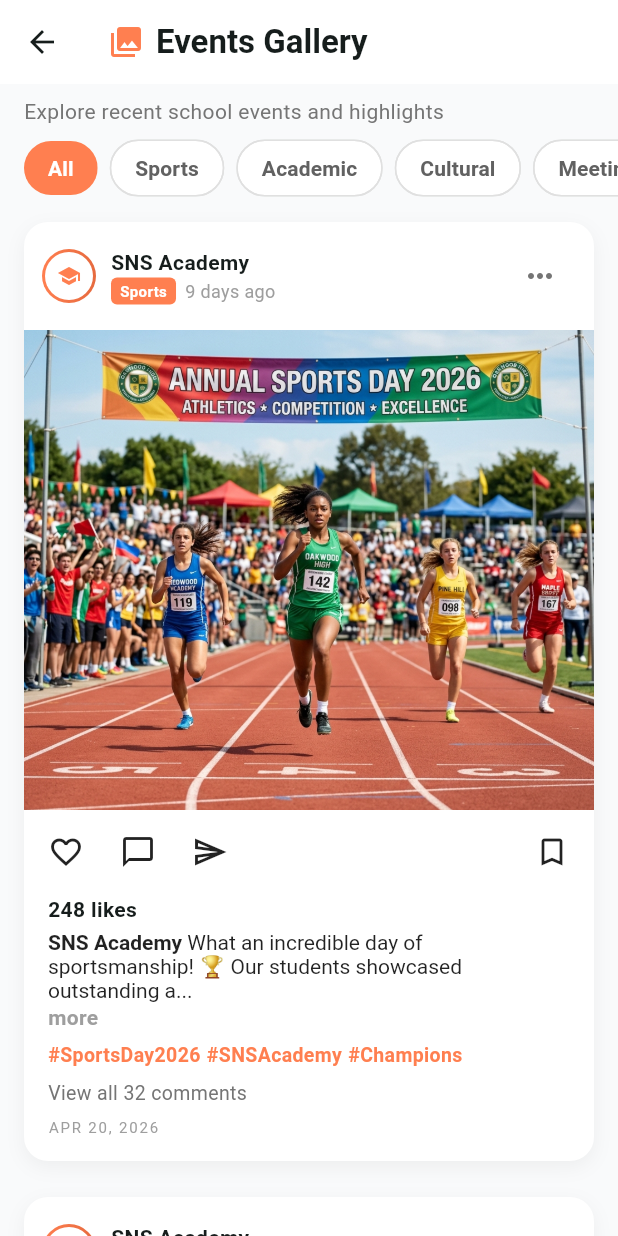
After one commit to Dharshaneshwaran/SNS_schools, a Flutter app: the EventsGalleryTab screen opened directly, on a phone screen of 412 x 824 dp. The commit adds this screen. Run offline on Flutter 3.47's test engine with Material 3 defaults, Android fonts, the phone set to English and light mode, and no system bars; our stand-ins replace flutter_secure_storage; accounts and stored records are empty.

Commit message:
feat: implement parent dashboard and events gallery in flutter app

```diff
--- a/mobile_flutter/lib/app.dart
+++ b/mobile_flutter/lib/app.dart
@@ -6,6 +6,7 @@ import 'features/auth/data/auth_api_service.dart';
 import 'features/auth/data/auth_storage_service.dart';
 import 'features/auth/presentation/login_screen.dart';
 import 'features/dashboard/presentation/dashboard_screen.dart';
+import 'features/parent_dashboard/presentation/parent_dashboard_screen.dart';
 
 class SnsErpApp extends StatefulWidget {
   const SnsErpApp({super.key});
@@ -86,9 +87,9 @@ class _SnsErpAppState extends State<SnsErpApp> {
         password: password,
       );
 
-      if (nextSession.user.role != AppRoles.teacher) {
+      if (nextSession.user.role != AppRoles.teacher && nextSession.user.role != AppRoles.parent) {
         throw Exception(
-          'This account belongs to the web dashboard. Please use a teacher login for the mobile app.',
+          'This account belongs to the web dashboard. Please use a teacher or parent login for the mobile app.',
         );
       }
 
@@ -113,7 +114,7 @@ class _SnsErpAppState extends State<SnsErpApp> {
     setState(() {
       _session = null;
       _message =
-          'Use the teacher account to access the mobile dashboard foundation.';
+          'Use the teacher or parent account to access the mobile app.';
     });
   }
 
@@ -138,12 +139,15 @@ class _SnsErpAppState extends State<SnsErpApp> {
                   message: _message,
                   onSubmit: _handleLogin,
                 )
-              : DashboardScreen(
-                  session: _session!,
-                  onLogout: () {
-                    _logout();
-                  },
-                ),
+              : _session!.user.role == AppRoles.parent
+                  ? ParentDashboardScreen(
+                      session: _session!,
+                      onLogout: _logout,
+                    )
+                  : DashboardScreen(
+                      session: _session!,
+                      onLogout: _logout,
+                    ),
     );
   }
 }
--- a/mobile_flutter/lib/core/constants/app_roles.dart
+++ b/mobile_flutter/lib/core/constants/app_roles.dart
@@ -3,4 +3,5 @@ class AppRoles {
   static const admin = 'admin';
   static const leader = 'leader';
   static const teacher = 'teacher';
+  static const parent = 'parent';
 }
--- /dev/null
+++ b/mobile_flutter/lib/features/parent_dashboard/presentation/parent_dashboard_screen.dart
@@ -0,0 +1,95 @@
+import 'package:flutter/material.dart';
+
+import '../../../core/models/auth_session.dart';
+import 'tabs/events_gallery_tab.dart';
+
+class ParentDashboardScreen extends StatefulWidget {
+  const ParentDashboardScreen({
+    required this.session,
+    required this.onLogout,
+    super.key,
+  });
+
+  final AuthSession session;
+  final VoidCallback onLogout;
+
+  @override
+  State<ParentDashboardScreen> createState() => _ParentDashboardScreenState();
+}
+
+class _ParentDashboardScreenState extends State<ParentDashboardScreen> {
+  int _currentIndex = 1; // Default to Events Gallery for now
+
+  @override
+  Widget build(BuildContext context) {
+    return Scaffold(
+      body: IndexedStack(
+        index: _currentIndex,
+        children: [
+          _HomePlaceholder(session: widget.session, onLogout: widget.onLogout),
+          const EventsGalleryTab(),
+        ],
+      ),
+      bottomNavigationBar: BottomNavigationBar(
+        currentIndex: _currentIndex,
+        onTap: (index) {
+          setState(() {
+            _currentIndex = index;
+          });
+        },
+        selectedItemColor: const Color(0xFFFF7F50),
+        unselectedItemColor: Colors.grey,
+        items: const [
+          BottomNavigationBarItem(
+            icon: Icon(Icons.home_outlined),
+            activeIcon: Icon(Icons.home),
+            label: 'Home',
+          ),
+          BottomNavigationBarItem(
+            icon: Icon(Icons.photo_library_outlined),
+            activeIcon: Icon(Icons.photo_library),
+            label: 'Events',
+          ),
+        ],
+      ),
+    );
+  }
+}
+
+class _HomePlaceholder extends StatelessWidget {
+  final AuthSession session;
+  final VoidCallback onLogout;
+
+  const _HomePlaceholder({required this.session, required this.onLogout});
+
+  @override
+  Widget build(BuildContext context) {
+    final theme = Theme.of(context);
+    return SafeArea(
+      child: Center(
+        child: Column(
+          mainAxisAlignment: MainAxisAlignment.center,
+          children: [
+            const Icon(Icons.family_restroom, size: 64, color: Color(0xFF0F766E)),
+            const SizedBox(height: 16),
+            Text(
+              'Welcome, ${session.user.name}',
+              style: theme.textTheme.headlineSmall?.copyWith(fontWeight: FontWeight.bold),
+            ),
+            const SizedBox(height: 8),
+            const Text('Parent Portal Overview Coming Soon'),
+            const SizedBox(height: 24),
+            ElevatedButton(
+              onPressed: onLogout,
+              style: ElevatedButton.styleFrom(
+                backgroundColor: const Color(0xFF0F766E),
+                foregroundColor: Colors.white,
+              ),
+              child: const Text('Logout'),
+            )
+          ],
+        ),
+      ),
+    );
+  }
+}
--- /dev/null
+++ b/mobile_flutter/lib/features/parent_dashboard/presentation/tabs/events_gallery_tab.dart
@@ -0,0 +1,478 @@
+import 'package:flutter/material.dart';
+
+class EventPost {
+  final int id;
+  final String title;
+  final String date;
+  final String timeAgo;
+  final String category;
+  final Color color;
+  final IconData icon;
+  final String image;
+  final String caption;
+  final int likes;
+  final int comments;
+  final String postedBy;
+  final String avatar;
+  final List<String> hashtags;
+
+  EventPost({
+    required this.id,
+    required this.title,
+    required this.date,
+    required this.timeAgo,
+    required this.category,
+    required this.color,
+    required this.icon,
+    required this.image,
+    required this.caption,
+    required this.likes,
+    required this.comments,
+    required this.postedBy,
+    required this.avatar,
+    required this.hashtags,
+  });
+}
+
+final List<EventPost> events = [
+  EventPost(
+    id: 1,
+    title: "Annual Sports Day 2026",
+    date: "Apr 20, 2026",
+    timeAgo: "9 days ago",
+    category: "Sports",
+    color: const Color(0xFFFF7F50),
+    icon: Icons.emoji_events,
+    image: "assets/events/sports-day.png",
+    caption:
+        "What an incredible day of sportsmanship! 🏆 Our students showcased outstanding athletic abilities across track, field, and team sports. Proud of every participant who gave their best!",
+    likes: 248,
+    comments: 32,
+    postedBy: "SNS Academy",
+    avatar: "SA",
+    hashtags: ["#SportsDay2026", "#SNSAcademy", "#Champions"],
+  ),
+  EventPost(
+    id: 2,
+    title: "Science Exhibition",
+    date: "Apr 14, 2026",
+    timeAgo: "2 weeks ago",
+    category: "Academic",
+    color: const Color(0xFF6C63FF),
+    icon: Icons.science,
+    image: "assets/events/science-exhibition.png",
+    caption:
+        "Young scientists blew everyone away at this year's Science Exhibition! 🔬 From renewable energy models to AI-powered robots — the future is bright with these innovators.",
+    likes: 189,
+    comments: 24,
+    postedBy: "SNS Academy",
+    avatar: "SA",
+    hashtags: ["#ScienceExhibition", "#Innovation", "#FutureScientists"],
+  ),
+  EventPost(
+    id: 3,
+    title: "Cultural Fest 2026",
+    date: "Apr 10, 2026",
+    timeAgo: "2 weeks ago",
+    category: "Cultural",
+    color: const Color(0xFF10B981),
+    icon: Icons.masks,
+    image: "assets/events/cultural-fest.png",
+    caption:
+        "Colors, music, and dance filled the campus during Cultural Fest 2026! 🎭 From classical performances to modern fusion — our students proved that art knows no boundaries.",
+    likes: 312,
+    comments: 45,
+    postedBy: "SNS Academy",
+    avatar: "SA",
+    hashtags: ["#CulturalFest", "#ArtAndCulture", "#SNSPride"],
+  ),
+  EventPost(
+    id: 4,
+    title: "Parent-Teacher Meet",
+    date: "Apr 5, 2026",
+    timeAgo: "3 weeks ago",
+    category: "Meeting",
+    color: const Color(0xFFF59E0B),
+    icon: Icons.handshake,
+    image: "assets/events/parent-teacher-meet.png",
+    caption:
+        "A productive Parent-Teacher Meet where we discussed academic progress, goals, and the holistic development of every student. 🤝 Together, we build a better future!",
+    likes: 134,
+    comments: 18,
+    postedBy: "SNS Academy",
+    avatar: "SA",
+    hashtags: ["#PTM", "#ParentTeacher", "#Education"],
+  ),
+  EventPost(
+    id: 5,
+    title: "Inter-School Debate",
+    date: "Mar 28, 2026",
+    timeAgo: "1 month ago",
+    category: "Academic",
+    color: const Color(0xFF8B5CF6),
+    icon: Icons.mic,
+    image: "assets/events/debate-competition.png",
+    caption:
+        "Our debate team represented SNS Academy brilliantly at the Inter-School Debate Championship! 🎙️ Articulate, confident, and well-prepared — these students are natural leaders.",
+    likes: 176,
+    comments: 21,
+    postedBy: "SNS Academy",
+    avatar: "SA",
+    hashtags: ["#DebateChampionship", "#PublicSpeaking", "#Leaders"],
+  ),
+  EventPost(
+    id: 6,
+    title: "Yoga & Wellness Day",
+    date: "Mar 21, 2026",
+    timeAgo: "1 month ago",
+    category: "Health",
+    color: const Color(0xFF10B981),
+    icon: Icons.fitness_center,
+    image: "assets/events/yoga-wellness.png",
+    caption:
+        "Mind, body, and soul — all aligned on Yoga & Wellness Day! 🧘 Students and teachers came together for a rejuvenating session of yoga, meditation, and mindfulness.",
+    likes: 203,
+    comments: 15,
+    postedBy: "SNS Academy",
+    avatar: "SA",
+    hashtags: ["#YogaDay", "#Wellness", "#MindfulSchool"],
+  ),
+];
+
+class EventsGalleryTab extends StatefulWidget {
+  const EventsGalleryTab({super.key});
+
+  @override
+  State<EventsGalleryTab> createState() => _EventsGalleryTabState();
+}
+
+class _EventsGalleryTabState extends State<EventsGalleryTab> {
+  final Set<int> _likedPosts = {};
+  final Set<int> _savedPosts = {};
+  final Map<int, int> _likeCounts = {for (var e in events) e.id: e.likes};
+  final Set<int> _expandedCaptions = {};
+
+  void _toggleLike(int id) {
+    setState(() {
+      if (_likedPosts.contains(id)) {
+        _likedPosts.remove(id);
+        _likeCounts[id] = (_likeCounts[id] ?? 0) - 1;
+      } else {
+        _likedPosts.add(id);
+        _likeCounts[id] = (_likeCounts[id] ?? 0) + 1;
+      }
+    });
+  }
+
+  void _toggleSave(int id) {
+    setState(() {
+      if (_savedPosts.contains(id)) {
+        _savedPosts.remove(id);
+      } else {
+        _savedPosts.add(id);
+      }
+    });
+  }
+
+  void _toggleCaption(int id) {
+    setState(() {
+      if (_expandedCaptions.contains(id)) {
+        _expandedCaptions.remove(id);
+      } else {
+        _expandedCaptions.add(id);
+      }
+    });
+  }
+
+  @override
+  Widget build(BuildContext context) {
+    final theme = Theme.of(context);
+    return Scaffold(
+      backgroundColor: const Color(0xFFF9FAFB),
+      appBar: AppBar(
+        title: Row(
+          children: [
+            const Icon(Icons.photo_library, color: Color(0xFFFF7F50)),
+            const SizedBox(width: 8),
+            Text(
+              'Events Gallery',
+              style: theme.textTheme.titleLarge?.copyWith(
+                fontWeight: FontWeight.w700,
+              ),
+            ),
+          ],
+        ),
+        backgroundColor: Colors.white,
+        elevation: 0,
+        surfaceTintColor: Colors.transparent,
+      ),
+      body: CustomScrollView(
+        slivers: [
+          SliverToBoxAdapter(
+            child: Padding(
+              padding: const EdgeInsets.symmetric(horizontal: 16, vertical: 8),
+              child: Text(
+                'Explore recent school events and highlights',
+                style: theme.textTheme.bodyMedium?.copyWith(
+                  color: Colors.grey[600],
+                ),
+              ),
+            ),
+          ),
+          SliverToBoxAdapter(
+            child: SizedBox(
+              height: 40,
+              child: ListView(
+                scrollDirection: Axis.horizontal,
+                padding: const EdgeInsets.symmetric(horizontal: 16),
+                children: ["All", "Sports", "Academic", "Cultural", "Meeting", "Health"]
+                    .map((cat) => Padding(
+                          padding: const EdgeInsets.only(right: 8),
+                          child: ActionChip(
+                            label: Text(
+                              cat,
+                              style: TextStyle(
+                                color: cat == "All" ? Colors.white : Colors.grey[700],
+                                fontWeight: FontWeight.w600,
+                              ),
+                            ),
+                            backgroundColor: cat == "All" ? const Color(0xFFFF7F50) : Colors.white,
+                            side: cat == "All"
+                                ? BorderSide.none
+                                : BorderSide(color: Colors.grey[300]!),
+                            shape: RoundedRectangleBorder(
+                              borderRadius: BorderRadius.circular(20),
+                            ),
+                            onPressed: () {},
+                          ),
+                        ))
+                    .toList(),
+              ),
+            ),
+          ),
+          const SliverPadding(padding: EdgeInsets.only(top: 16)),
+          SliverList(
+            delegate: SliverChildBuilderDelegate(
+              (context, index) {
+                final event = events[index];
+                final isLiked = _likedPosts.contains(event.id);
+                final isSaved = _savedPosts.contains(event.id);
+                final isExpanded = _expandedCaptions.contains(event.id);
+
+                final captionPreview = event.caption.length > 80 && !isExpanded
+                    ? '${event.caption.substring(0, 80)}...'
+                    : event.caption;
+
+                return Container(
+                  margin: const EdgeInsets.only(bottom: 24, left: 16, right: 16),
+                  decoration: BoxDecoration(
+                    color: Colors.white,
+                    borderRadius: BorderRadius.circular(16),
+                    boxShadow: [
+                      BoxShadow(
+                        color: Colors.black.withValues(alpha: 0.05),
+                        blurRadius: 10,
+                        offset: const Offset(0, 4),
+                      )
+                    ],
+                  ),
+                  child: Column(
+                    crossAxisAlignment: CrossAxisAlignment.start,
+                    children: [
+                      // Header
+                      Padding(
+                        padding: const EdgeInsets.all(12),
+                        child: Row(
+                          mainAxisAlignment: MainAxisAlignment.spaceBetween,
+                          children: [
+                            Row(
+                              children: [
+                                Container(
+                                  padding: const EdgeInsets.all(2),
+                                  decoration: BoxDecoration(
+                                    gradient: const LinearGradient(
+                                      colors: [Color(0xFFFF7F50), Color(0xFFE66A3E)],
+                                    ),
+                                    borderRadius: BorderRadius.circular(20),
+                                  ),
+                                  child: const CircleAvatar(
+                                    radius: 16,
+                                    backgroundColor: Colors.white,
+                                    child: Icon(Icons.school, size: 16, color: Color(0xFFFF7F50)),
+                                  ),
+                                ),
+                                const SizedBox(width: 10),
+                                Column(
+                                  crossAxisAlignment: CrossAxisAlignment.start,
+                                  children: [
+                                    const Text(
+                                      'SNS Academy',
+                                      style: TextStyle(fontWeight: FontWeight.bold, fontSize: 14),
+                                    ),
+                                    Row(
+                                      children: [
+                                        Container(
+                                          padding: const EdgeInsets.symmetric(horizontal: 6, vertical: 2),
+                                          decoration: BoxDecoration(
+                                            color: event.color,
+                                            borderRadius: BorderRadius.circular(4),
+                                          ),
+                                          child: Text(
+                                            event.category,
+                                            style: const TextStyle(
+                                                color: Colors.white,
+                                                fontSize: 10,
+                                                fontWeight: FontWeight.bold),
+                                          ),
+                                        ),
+                                        const SizedBox(width: 6),
+                                        Text(
+                                          event.timeAgo,
+                                          style: TextStyle(color: Colors.grey[500], fontSize: 12),
+                                        ),
+                                      ],
+                                    ),
+                                  ],
+                                ),
+                              ],
+                            ),
+                            IconButton(
+                              icon: const Icon(Icons.more_horiz),
+                              color: Colors.grey[600],
+                              onPressed: () {},
+                            ),
+                          ],
+                        ),
+                      ),
+                      // Image
+                      GestureDetector(
+                        onDoubleTap: () => _toggleLike(event.id),
+                        child: Image.asset(
+                          event.image,
+                          width: double.infinity,
+                          height: 320,
+                          fit: BoxFit.cover,
+                        ),
+                      ),
+                      // Actions
+                      Padding(
+                        padding: const EdgeInsets.symmetric(horizontal: 4, vertical: 4),
+                        child: Row(
+                          mainAxisAlignment: MainAxisAlignment.spaceBetween,
+                          children: [
+                            Row(
+                              children: [
+                                IconButton(
+                                  icon: Icon(
+                                    isLiked ? Icons.favorite : Icons.favorite_border,
+                                    color: isLiked ? Colors.red : Colors.black87,
+                                  ),
+                                  onPressed: () => _toggleLike(event.id),
+                                ),
+                                IconButton(
+                                  icon: const Icon(Icons.chat_bubble_outline),
+                                  color: Colors.black87,
+                                  onPressed: () {},
+                                ),
+                                IconButton(
+                                  icon: const Icon(Icons.send_outlined),
+                                  color: Colors.black87,
+                                  onPressed: () {},
+                                ),
+                              ],
+                            ),
+                            IconButton(
+                              icon: Icon(
+                                isSaved ? Icons.bookmark : Icons.bookmark_border,
+                                color: isSaved ? const Color(0xFFFF7F50) : Colors.black87,
+                              ),
+                              onPressed: () => _toggleSave(event.id),
+                            ),
+                          ],
+                        ),
+                      ),
+                      // Likes
+                      Padding(
+                        padding: const EdgeInsets.symmetric(horizontal: 16),
+                        child: Text(
+                          '${_likeCounts[event.id]} likes',
+                          style: const TextStyle(fontWeight: FontWeight.bold, fontSize: 14),
+                        ),
+                      ),
+                      const SizedBox(height: 4),
+                      // Caption
+                      Padding(
+                        padding: const EdgeInsets.symmetric(horizontal: 16),
+                        child: RichText(
+                          text: TextSpan(
+                            style: const TextStyle(color: Colors.black87, fontSize: 14),
+                            children: [
+                              const TextSpan(
+                                text: 'SNS Academy ',
+                                style: TextStyle(fontWeight: FontWeight.bold),
+                              ),
+                              TextSpan(text: captionPreview),
+                            ],
+                          ),
+                        ),
+                      ),
+                      if (event.caption.length > 80 && !isExpanded)
+                        Padding(
+                          padding: const EdgeInsets.symmetric(horizontal: 16),
+                          child: GestureDetector(
+                            onTap: () => _toggleCaption(event.id),
+                            child: const Text(
+                              'more',
+                              style: TextStyle(color: Colors.grey, fontWeight: FontWeight.bold),
+                            ),
+                          ),
+                        ),
+                      const SizedBox(height: 6),
+                      // Hashtags
+                      Padding(
+                        padding: const EdgeInsets.symmetric(horizontal: 16),
+                        child: Wrap(
+                          spacing: 4,
+                          children: event.hashtags
+                              .map((tag) => Text(
+                                    tag,
+                                    style: TextStyle(
+                                      color: event.color,
+                                      fontWeight: FontWeight.bold,
+                                      fontSize: 13,
+                                    ),
+                                  ))
+                              .toList(),
+                        ),
+                      ),
+                      const SizedBox(height: 6),
+                      // Comments
+                      Padding(
+                        padding: const EdgeInsets.symmetric(horizontal: 16),
+                        child: Text(
+                          'View all ${event.comments} comments',
+                          style: TextStyle(color: Colors.grey[600], fontSize: 13),
+                        ),
+                      ),
+                      const SizedBox(height: 6),
+                      // Date
+                      Padding(
+                        padding: const EdgeInsets.symmetric(horizontal: 16),
+                        child: Text(
+                          event.date.toUpperCase(),
+                          style: TextStyle(color: Colors.grey[500], fontSize: 10, letterSpacing: 1.2),
+                        ),
+                      ),
+                      const SizedBox(height: 16),
+                    ],
+                  ),
+                );
+              },
+              childCount: events.length,
+            ),
+          ),
+        ],
+      ),
+    );
+  }
+}
--- a/mobile_flutter/pubspec.yaml
+++ b/mobile_flutter/pubspec.yaml
@@ -60,8 +60,8 @@ flutter:
   uses-material-design: true
 
   # To add assets to your application, add an assets section, like this:
-  # assets:
-  #   - images/a_dot_burr.jpeg
+  assets:
+    - assets/events/
   #   - images/a_dot_ham.jpeg
 
   # An image asset can refer to one or more resolution-specific "variants", see
```
Also changed, not shown: mobile_flutter/assets/events/cultural-fest.png (added), mobile_flutter/assets/events/debate-competition.png (added), mobile_flutter/assets/events/parent-teacher-meet.png (added), mobile_flutter/assets/events/science-exhibition.png (added), mobile_flutter/assets/events/sports-day.png (added), mobile_flutter/assets/events/yoga-wellness.png (added).
